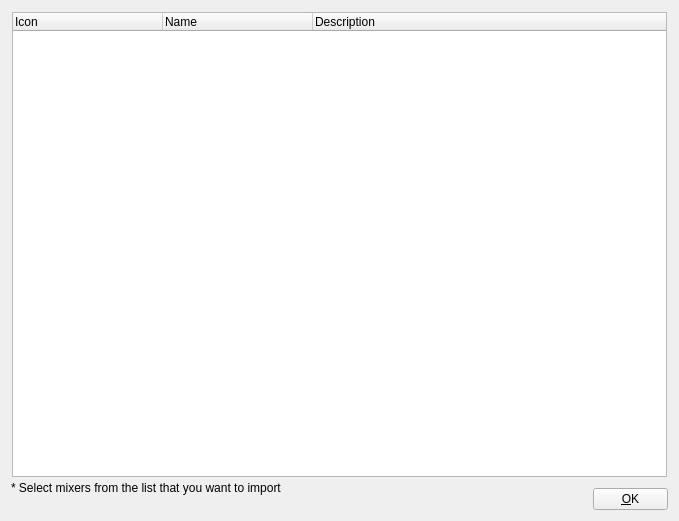
CasparCG/client, file src/Widgets/ImportTriCasterDeviceDialog.ui: the form before one commit.
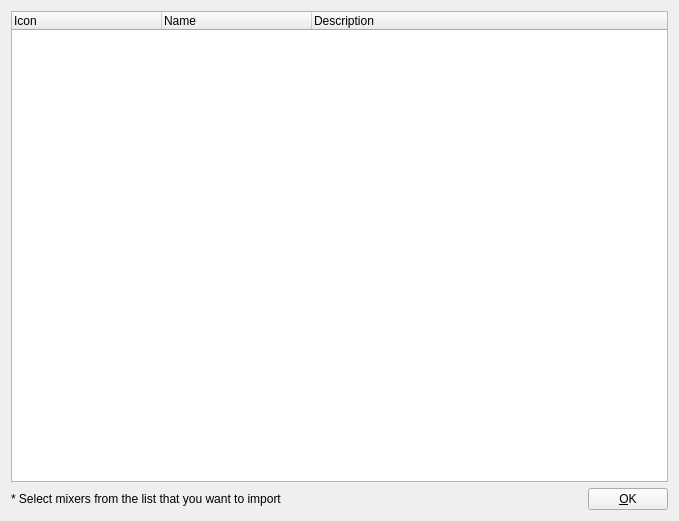
The form after the commit.

Commit message: Simplify layout of assorted widgets

What changed in the file:
```diff
--- a/src/Widgets/ImportTriCasterDeviceDialog.ui
+++ b/src/Widgets/ImportTriCasterDeviceDialog.ui
@@ -13,15 +13,22 @@
   <property name="windowTitle">
    <string>Import TriCaster Mixers</string>
   </property>
+  <layout class="QGridLayout" name="gridLayout">
+   <item row="1" column="0">
+    <widget class="QLabel" name="labelImportInformation">
+     <property name="sizePolicy">
+      <sizepolicy hsizetype="Expanding" vsizetype="Preferred">
+       <horstretch>0</horstretch>
+       <verstretch>0</verstretch>
+      </sizepolicy>
+     </property>
+     <property name="text">
+      <string>* Select mixers from the list that you want to import</string>
+     </property>
+    </widget>
+   </item>
+   <item row="1" column="1">
   <widget class="QPushButton" name="pushButtonOk">
-   <property name="geometry">
-    <rect>
-     <x>593</x>
-     <y>488</y>
-     <width>75</width>
-     <height>22</height>
-    </rect>
-   </property>
    <property name="focusPolicy">
     <enum>Qt::NoFocus</enum>
    </property>
@@ -32,15 +39,9 @@
     <string>Alt+O</string>
    </property>
   </widget>
+   </item>
+   <item row="0" column="0" colspan="2">
   <widget class="QTreeWidget" name="treeWidgetTriCasterDevice">
-   <property name="geometry">
-    <rect>
-     <x>12</x>
-     <y>12</y>
-     <width>655</width>
-     <height>465</height>
-    </rect>
-   </property>
    <property name="alternatingRowColors">
     <bool>true</bool>
    </property>
@@ -75,19 +76,8 @@
     </property>
    </column>
   </widget>
-  <widget class="QLabel" name="labelImportInformation">
-   <property name="geometry">
-    <rect>
-     <x>11</x>
-     <y>480</y>
-     <width>591</width>
-     <height>16</height>
-    </rect>
-   </property>
-   <property name="text">
-    <string>* Select mixers from the list that you want to import</string>
-   </property>
-  </widget>
+   </item>
+  </layout>
  </widget>
  <resources/>
  <connections>
```
Lines whose indentation alone changed are shown as unchanged. The commit also changes 13 other files.
